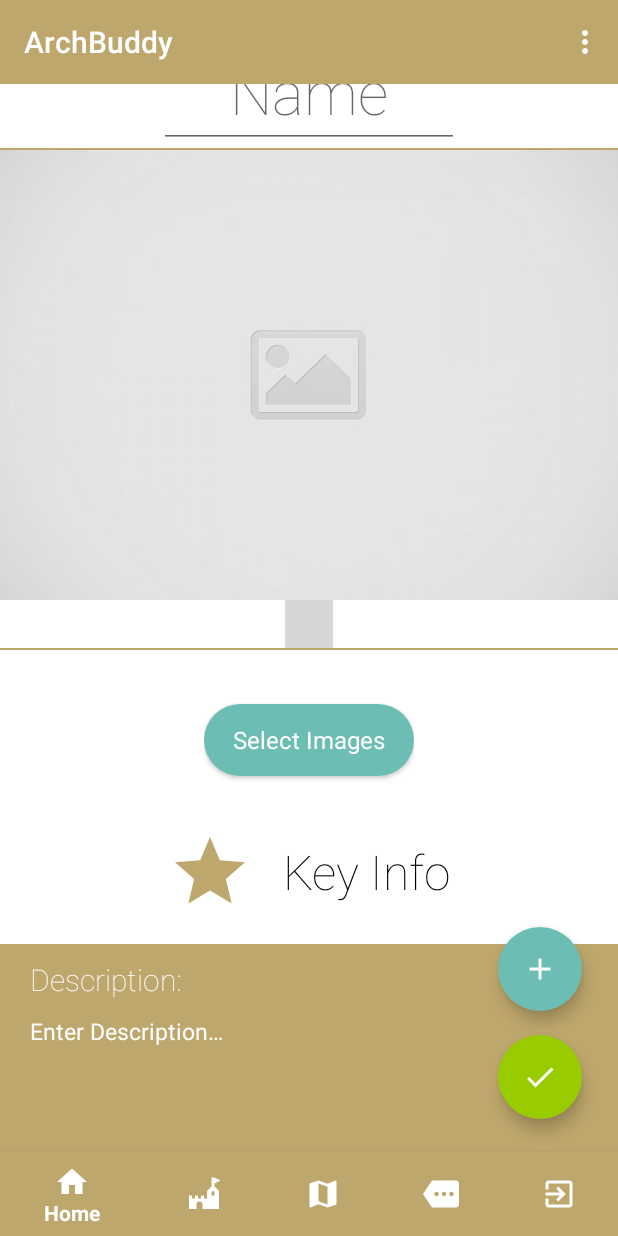
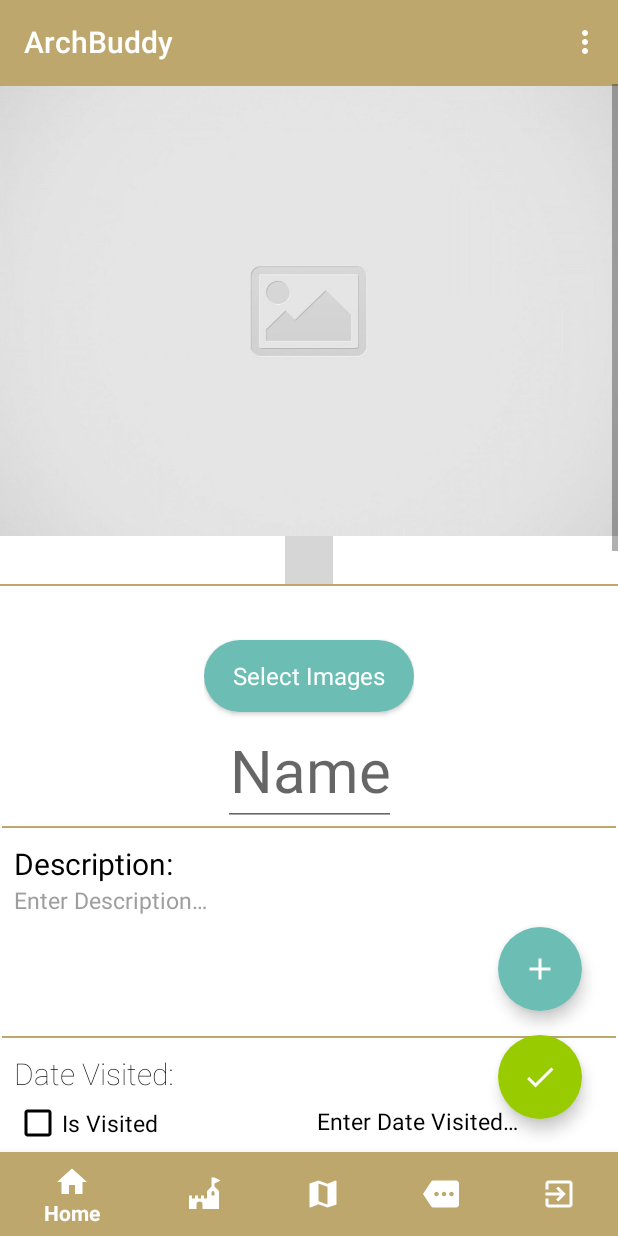
Before and after one commit to jasonwvh/Archaeology, an Android app: the SiteView screen opened directly, with no data from a screen before it, on a phone screen of 412 x 824 dp. Run offline under Robolectric (Android 15) with nearby library versions, the phone set to English and light mode, and no system bars; our stand-ins replace Firebase (no records; nobody signed in at launch, a user with empty details on screens opened directly), Room's generated code; libraries missing offline, so code that uses them is left out: com.tbuonomo.viewpagerdotsindicator; plain views replace DotsIndicator; grey boxes are pictures that could not be loaded.

Commit message:
fixed layout

```diff
--- a/app/src/main/res/layout/activity_site.xml
+++ b/app/src/main/res/layout/activity_site.xml
@@ -28,19 +28,7 @@
             android:clipToPadding="false"
             android:orientation="vertical">
 
-            <EditText
-                android:id="@+id/siteName"
-                android:layout_width="200dp"
-                android:layout_height="60dp"
-                android:layout_marginTop="10dp"
-                android:fontFamily="sans-serif-thin"
-                android:gravity="center"
-                android:hint="@string/siteNameField"
-                android:inputType="text"
-                android:maxLength="25"
-                android:maxLines="1"
-                android:textColor="@android:color/black"
-                android:textSize="40sp" />
+
 
             <View
                 android:id="@+id/siteImageDividerTop"
@@ -94,43 +82,59 @@
 
             </LinearLayout>
 
-            <TextView
-                android:layout_width="wrap_content"
-                android:layout_height="wrap_content"
-                android:layout_marginTop="20dp"
-                android:drawableStart="@drawable/ic_star"
-                android:drawablePadding="20dp"
-                android:drawableTint="@color/colorPrimary"
-                android:fontFamily="sans-serif-thin"
+            <androidx.constraintlayout.widget.ConstraintLayout
+                android:layout_width="409dp"
+                android:layout_height="321dp"
                 android:gravity="center"
-                android:text="@string/siteKeyInfoHeader"
-                android:textColor="@android:color/black"
-                android:textSize="32sp" />
+                android:orientation="vertical"
+                tools:layout_editor_absoluteX="1dp"
+                tools:layout_editor_absoluteY="445dp">
 
-            <LinearLayout
-                android:layout_width="match_parent"
-                android:layout_height="wrap_content"
-                android:layout_marginTop="20dp"
-                android:background="@color/colorPrimary"
-                android:gravity="center"
-                android:orientation="vertical">
+                <EditText
+                    android:id="@+id/siteName"
+                    android:layout_width="wrap_content"
+                    android:layout_height="60dp"
+                    android:gravity="center"
+                    android:hint="@string/siteNameField"
+                    android:inputType="text"
+                    android:maxLength="25"
+                    android:maxLines="1"
+                    android:textColor="@android:color/black"
+                    android:textSize="40sp"
+                    app:layout_constraintEnd_toEndOf="parent"
+                    app:layout_constraintStart_toStartOf="parent"
+                    app:layout_constraintTop_toTopOf="parent" />
+
+                <View
+                    android:id="@+id/siteDescriptionDivider"
+                    android:layout_width="match_parent"
+                    android:layout_height="1dp"
+                    android:background="@drawable/divider"
+                    app:layout_constraintEnd_toEndOf="parent"
+                    app:layout_constraintStart_toStartOf="parent"
+                    app:layout_constraintTop_toBottomOf="@+id/siteName" />
 
                 <TextView
+                    android:id="@+id/descriptionMsg"
                     android:layout_width="match_parent"
-                    android:layout_height="match_parent"
+                    android:layout_height="wrap_content"
                     android:layout_marginHorizontal="20dp"
                     android:layout_marginVertical="10dp"
-                    android:fontFamily="sans-serif-thin"
+                    android:layout_marginStart="8dp"
+                    android:fontFamily="sans-serif"
                     android:text="@string/siteDescriptionLabel"
-                    android:textColor="@android:color/white"
-                    android:textSize="20sp" />
+                    android:textColor="@android:color/black"
+                    android:textSize="20sp"
+                    app:layout_constraintStart_toStartOf="parent"
+                    app:layout_constraintTop_toBottomOf="@+id/siteDescriptionDivider" />
 
                 <EditText
                     android:id="@+id/siteDescription"
                     android:layout_width="match_parent"
-                    android:layout_height="match_parent"
+                    android:layout_height="wrap_content"
                     android:layout_marginHorizontal="20dp"
-                    android:layout_marginBottom="10dp"
+                    android:layout_marginStart="8dp"
+                    android:layout_marginEnd="8dp"
                     android:background="@android:color/transparent"
                     android:gravity="start"
                     android:hint="@string/siteDescriptionField"
@@ -141,88 +145,105 @@
                     android:overScrollMode="always"
                     android:scrollbarStyle="insideInset"
                     android:scrollbars="vertical"
-                    android:textColor="@android:color/white"
-                    android:textColorHint="@android:color/white"
-                    android:textSize="15sp" />
-
-                <View
-                    android:id="@+id/siteDescriptionDivider"
-                    android:layout_width="match_parent"
-                    android:layout_height="1dp"
-                    android:background="@drawable/divider"
-                    android:backgroundTint="@android:color/white" />
-
-                <TextView
-                    android:layout_width="match_parent"
-                    android:layout_height="match_parent"
-                    android:layout_marginHorizontal="20dp"
-                    android:layout_marginVertical="10dp"
-                    android:fontFamily="sans-serif-thin"
-                    android:text="@string/siteDateVisitedLabel"
-                    android:textColor="@android:color/white"
-                    android:textSize="20sp" />
-
-                <CheckBox
-                    android:id="@+id/siteVisited"
-                    android:layout_width="match_parent"
-                    android:layout_height="match_parent"
-                    android:layout_marginHorizontal="15dp"
-                    android:layout_marginBottom="5dp"
-                    android:backgroundTint="@android:color/white"
-                    android:buttonTint="@android:color/white"
-                    android:text="@string/siteVisitedCheckbox"
-                    android:textColor="@android:color/white"
-                    android:textSize="15sp" />
-
-                <EditText
-                    android:id="@+id/siteDateVisited"
-                    android:layout_width="140dp"
-                    android:layout_height="match_parent"
-                    android:layout_gravity="start"
-                    android:layout_marginHorizontal="20dp"
-                    android:layout_marginVertical="5dp"
-                    android:backgroundTint="@android:color/white"
-                    android:focusableInTouchMode="false"
-                    android:hint="@string/siteDateVisitedField"
-                    android:inputType="date"
-                    android:textColor="@android:color/white"
-                    android:textColorHint="@android:color/white"
-                    android:textSize="15sp" />
+                    android:textColor="@android:color/black"
+                    android:textColorHint="@color/splashColor"
+                    android:textSize="15sp"
+                    app:layout_constraintEnd_toEndOf="parent"
+                    app:layout_constraintStart_toEndOf="@+id/siteName"
+                    app:layout_constraintTop_toBottomOf="@+id/descriptionMsg" />
 
                 <View
                     android:id="@+id/siteDateDivider"
                     android:layout_width="match_parent"
                     android:layout_height="1dp"
+                    android:layout_marginTop="8dp"
                     android:background="@drawable/divider"
-                    android:backgroundTint="@android:color/white" />
+                    app:layout_constraintStart_toStartOf="parent"
+                    app:layout_constraintTop_toBottomOf="@+id/siteDescription" />
+
+                <CheckBox
+                    android:id="@+id/siteVisited"
+                    android:layout_width="0dp"
+                    android:layout_height="33dp"
+                    android:layout_marginHorizontal="15dp"
+                    android:layout_marginStart="8dp"
+                    android:layout_marginTop="8dp"
+                    android:backgroundTint="@android:color/white"
+                    android:buttonTint="@android:color/black"
+                    android:text="@string/siteVisitedCheckbox"
+                    android:textColor="@android:color/black"
+                    android:textSize="15sp"
+                    app:layout_constraintStart_toStartOf="parent"
+                    app:layout_constraintTop_toBottomOf="@+id/visitedMsg" />
 
                 <TextView
-                    android:layout_width="match_parent"
-                    android:layout_height="match_parent"
+                    android:id="@+id/visitedMsg"
+                    android:layout_width="0dp"
+                    android:layout_height="22dp"
                     android:layout_marginHorizontal="20dp"
                     android:layout_marginVertical="10dp"
+                    android:layout_marginStart="8dp"
+                    android:fontFamily="sans-serif-thin"
+                    android:text="@string/siteDateVisitedLabel"
+                    android:textColor="@android:color/black"
+                    android:textSize="20sp"
+                    app:layout_constraintStart_toStartOf="parent"
+                    app:layout_constraintTop_toBottomOf="@+id/siteDateDivider" />
+
+                <EditText
+                    android:id="@+id/siteDateVisited"
+                    android:layout_width="wrap_content"
+                    android:layout_height="39dp"
+                    android:layout_gravity="start"
+                    android:layout_marginHorizontal="20dp"
+                    android:layout_marginVertical="5dp"
+                    android:layout_marginStart="48dp"
+                    android:layout_marginTop="8dp"
+                    android:layout_marginEnd="8dp"
+                    android:backgroundTint="@android:color/white"
+                    android:focusableInTouchMode="false"
+                    android:hint="@string/siteDateVisitedField"
+                    android:inputType="date"
+                    android:textColor="@android:color/black"
+                    android:textColorHint="@android:color/black"
+                    android:textSize="15sp"
+                    app:layout_constraintEnd_toEndOf="parent"
+                    app:layout_constraintStart_toEndOf="@+id/siteVisited"
+                    app:layout_constraintTop_toBottomOf="@+id/visitedMsg" />
+
+                <TextView
+                    android:id="@+id/ratingMsg"
+                    android:layout_width="wrap_content"
+                    android:layout_height="wrap_content"
+                    android:layout_marginHorizontal="20dp"
+                    android:layout_marginVertical="10dp"
+                    android:layout_marginStart="8dp"
+                    android:layout_marginEnd="8dp"
+                    android:layout_marginBottom="8dp"
                     android:fontFamily="sans-serif-thin"
                     android:text="@string/siteRatingLabel"
-                    android:textColor="@android:color/white"
-                    android:textSize="20sp" />
+                    android:textColor="@android:color/black"
+                    android:textSize="24sp"
+                    app:layout_constraintBottom_toBottomOf="parent"
+                    app:layout_constraintEnd_toEndOf="parent"
+                    app:layout_constraintStart_toStartOf="parent" />
 
-                <RatingBar
-                    android:id="@+id/siteRatingBar"
-                    android:layout_width="240dp"
-                    android:layout_height="wrap_content"
-                    android:numStars="5"
-                    android:stepSize="1" />
+            </androidx.constraintlayout.widget.ConstraintLayout>
 
-            </LinearLayout>
+            <RatingBar
+                android:id="@+id/siteRatingBar"
+                android:layout_width="240dp"
+                android:layout_height="wrap_content"
+                android:numStars="5"
+                android:stepSize="1" />
 
             <TextView
+                android:id="@+id/noteMsg"
                 android:layout_width="wrap_content"
                 android:layout_height="wrap_content"
                 android:layout_marginTop="25dp"
-                android:drawableStart="@drawable/ic_note"
-                android:drawablePadding="20dp"
                 android:fontFamily="sans-serif-thin"
-                android:gravity="center"
+                android:gravity="start"
                 android:text="@string/siteNotesHeader"
                 android:textColor="@android:color/black"
                 android:textSize="32sp" />
@@ -249,8 +270,6 @@
 
             <TextView
                 android:layout_marginTop="25dp"
-                android:drawableStart="@drawable/ic_visited"
-                android:drawablePadding="20dp"
                 android:layout_width="wrap_content"
                 android:layout_height="wrap_content"
                 android:fontFamily="sans-serif-thin"
@@ -274,20 +293,6 @@
                 android:layout_width="wrap_content"
                 android:layout_height="wrap_content"
                 android:layout_marginBottom="20dp" />
-
-            <Button
-                android:id="@+id/siteNavigateButton"
-                style="?android:attr/buttonBarStyle"
-                android:layout_width="140dp"
-                android:layout_height="wrap_content"
-                android:layout_marginBottom="20dp"
-                android:background="@drawable/rounded_button"
-                android:backgroundTint="@color/colorAccent"
-                android:gravity="center"
-                android:text="@string/siteShowRouteButton"
-                android:textColor="@android:color/white"
-                android:textSize="16sp" />
-
         </LinearLayout>
     </ScrollView>
 
```
Also changed, not shown: app/src/main/java/com/archaeology/views/navigator/NavigatorPresenter.kt (deleted, +0 -169 lines), app/src/main/java/com/archaeology/views/navigator/NavigatorView.kt (deleted, +0 -95 lines).
